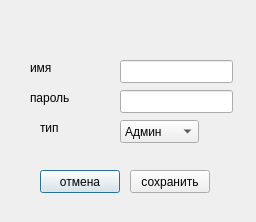
Qt form dWell/usereditdialog.ui (kashapov17/dWell) before a commit.
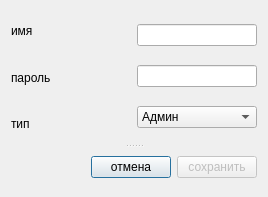
The same form after that commit. Icons and pictures are not drawn.

Patch:
```diff
--- a/dWell/usereditdialog.ui
+++ b/dWell/usereditdialog.ui
@@ -6,94 +6,77 @@
    <rect>
     <x>0</x>
     <y>0</y>
-    <width>256</width>
-    <height>222</height>
+    <width>268</width>
+    <height>197</height>
    </rect>
   </property>
   <property name="windowTitle">
    <string>Dialog</string>
   </property>
-  <widget class="QPushButton" name="cancelButton">
-   <property name="geometry">
-    <rect>
-     <x>40</x>
-     <y>170</y>
-     <width>80</width>
-     <height>23</height>
-    </rect>
-   </property>
-   <property name="text">
-    <string>отмена</string>
-   </property>
-  </widget>
-  <widget class="QPushButton" name="saveButton">
-   <property name="geometry">
-    <rect>
-     <x>130</x>
-     <y>170</y>
-     <width>80</width>
-     <height>23</height>
-    </rect>
-   </property>
-   <property name="text">
-    <string>сохранить</string>
-   </property>
-  </widget>
+  <property name="windowIcon">
+   <iconset resource="resources.qrc">
+    <normaloff>:/icons/System-users.svg</normaloff>:/icons/System-users.svg</iconset>
+  </property>
+  <layout class="QVBoxLayout" name="verticalLayout_3">
+   <item>
+    <widget class="QSplitter" name="splitter">
+     <property name="orientation">
+      <enum>Qt::Vertical</enum>
+     </property>
+     <widget class="QWidget" name="">
+      <layout class="QHBoxLayout" name="horizontalLayout_2">
+       <item>
+        <layout class="QHBoxLayout" name="horizontalLayout">
+         <item>
+          <layout class="QVBoxLayout" name="verticalLayout_2">
+           <item>
   <widget class="QLabel" name="label">
-   <property name="geometry">
-    <rect>
-     <x>30</x>
-     <y>60</y>
-     <width>56</width>
-     <height>15</height>
-    </rect>
-   </property>
    <property name="text">
     <string>имя</string>
    </property>
   </widget>
+           </item>
+           <item>
   <widget class="QLabel" name="label_2">
-   <property name="geometry">
-    <rect>
-     <x>30</x>
-     <y>90</y>
-     <width>56</width>
-     <height>15</height>
-    </rect>
-   </property>
    <property name="text">
     <string>пароль</string>
    </property>
   </widget>
-  <widget class="QLineEdit" name="usernameEdit">
-   <property name="geometry">
-    <rect>
-     <x>120</x>
-     <y>60</y>
-     <width>113</width>
-     <height>23</height>
-    </rect>
-   </property>
-  </widget>
-  <widget class="QLineEdit" name="passwdEdit">
-   <property name="geometry">
-    <rect>
-     <x>120</x>
-     <y>90</y>
-     <width>113</width>
-     <height>23</height>
-    </rect>
-   </property>
-  </widget>
+           </item>
+           <item>
+            <widget class="QLabel" name="label_3">
+             <property name="text">
+              <string>тип</string>
+             </property>
+            </widget>
+           </item>
+          </layout>
+         </item>
+         <item>
+          <spacer name="horizontalSpacer">
+           <property name="orientation">
+            <enum>Qt::Horizontal</enum>
+           </property>
+           <property name="sizeHint" stdset="0">
+            <size>
+             <width>40</width>
+             <height>20</height>
+            </size>
+           </property>
+          </spacer>
+         </item>
+        </layout>
+       </item>
+       <item>
+        <layout class="QVBoxLayout" name="verticalLayout">
+         <item>
+          <widget class="QLineEdit" name="usernameEdit"/>
+         </item>
+         <item>
+          <widget class="QLineEdit" name="passwdEdit"/>
+         </item>
+         <item>
   <widget class="QComboBox" name="typeBox">
-   <property name="geometry">
-    <rect>
-     <x>120</x>
-     <y>120</y>
-     <width>79</width>
-     <height>23</height>
-    </rect>
-   </property>
    <item>
     <property name="text">
      <string>Aдмин</string>
@@ -110,21 +93,58 @@
     </property>
    </item>
   </widget>
-  <widget class="QLabel" name="label_3">
-   <property name="geometry">
-    <rect>
-     <x>40</x>
-     <y>120</y>
-     <width>56</width>
-     <height>15</height>
-    </rect>
-   </property>
+         </item>
+        </layout>
+       </item>
+      </layout>
+     </widget>
+     <widget class="QWidget" name="">
+      <layout class="QHBoxLayout" name="horizontalLayout_3">
+       <item>
+        <spacer name="horizontalSpacer_2">
+         <property name="orientation">
+          <enum>Qt::Horizontal</enum>
+         </property>
+         <property name="sizeHint" stdset="0">
+          <size>
+           <width>40</width>
+           <height>20</height>
+          </size>
+         </property>
+        </spacer>
+       </item>
+       <item>
+        <widget class="QPushButton" name="cancelButton">
    <property name="text">
-    <string>тип</string>
-   </property>
-  </widget>
- </widget>
- <resources/>
+          <string>отмена</string>
+         </property>
+         <attribute name="buttonGroup">
+          <string notr="true">buttonGroup</string>
+         </attribute>
+        </widget>
+       </item>
+       <item>
+        <widget class="QPushButton" name="saveButton">
+         <property name="enabled">
+          <bool>false</bool>
+         </property>
+         <property name="text">
+          <string>сохранить</string>
+         </property>
+         <attribute name="buttonGroup">
+          <string notr="true">buttonGroup</string>
+         </attribute>
+        </widget>
+       </item>
+      </layout>
+     </widget>
+    </widget>
+   </item>
+  </layout>
+ </widget>
+ <resources>
+  <include location="resources.qrc"/>
+ </resources>
  <connections>
   <connection>
    <sender>saveButton</sender>
```
Left out of the diff: 3 changed lines with no effect on the pictures. Lines whose indentation alone changed are shown as unchanged.
